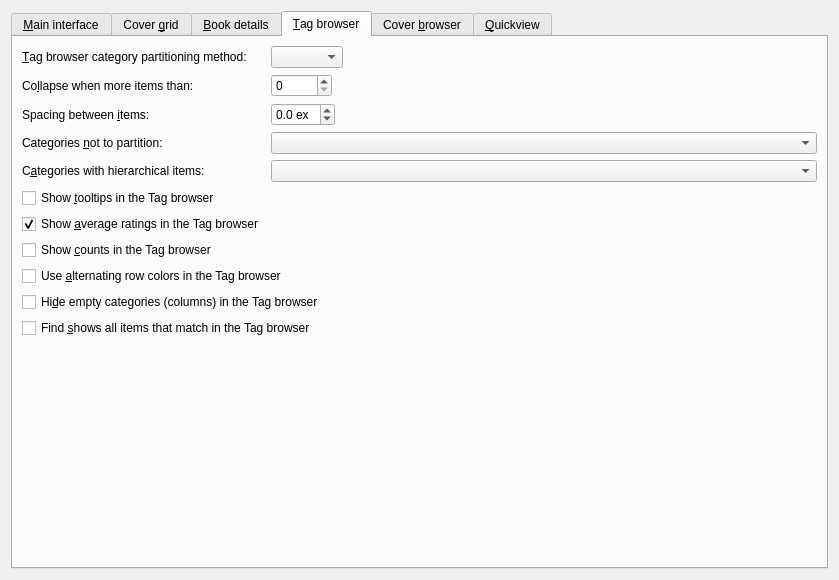
The window that src/calibre/gui2/preferences/look_feel.ui (kovidgoyal/calibre) describes before a commit, drawn with Qt 5.
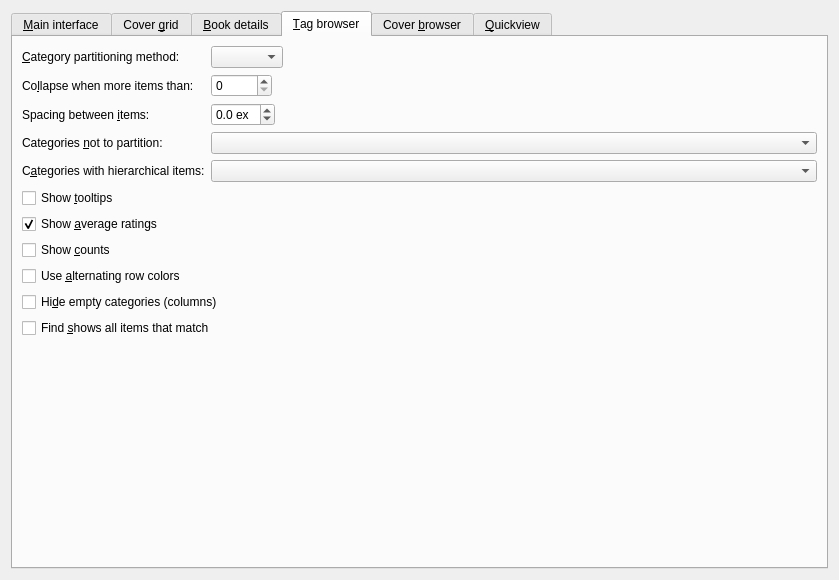
The same window after the commit. The open tabs and pages were chosen to show the change. Icons and pictures are not drawn. Custom widgets are drawn as their Qt base class.

Patch:
```diff
--- a/src/calibre/gui2/preferences/look_feel.ui
+++ b/src/calibre/gui2/preferences/look_feel.ui
@@ -972,7 +972,7 @@
        <item row="11" column="0" colspan="2">
         <widget class="QCheckBox" name="opt_tag_browser_old_look">
          <property name="text">
-          <string>Use &amp;alternating row colors in the Tag browser</string>
+          <string>Use &amp;alternating row colors</string>
          </property>
         </widget>
        </item>
@@ -985,7 +985,7 @@
  box will cause these empty categories to be hidden.</string>
          </property>
          <property name="text">
-          <string>Hi&amp;de empty categories (columns) in the Tag browser</string>
+          <string>Hi&amp;de empty categories (columns)</string>
          </property>
         </widget>
        </item>
@@ -997,7 +997,7 @@
  also checked then only categories containing a matched item will be shown.</string>
          </property>
          <property name="text">
-          <string>Find &amp;shows all items that match in the Tag browser</string>
+          <string>Find &amp;shows all items that match</string>
          </property>
         </widget>
        </item>
@@ -1015,7 +1015,7 @@
        <item row="1" column="0">
         <widget class="QLabel" name="label_9">
          <property name="text">
-          <string>&amp;Tag browser category partitioning method:</string>
+          <string>&amp;Category partitioning method:</string>
          </property>
          <property name="buddy">
           <cstring>opt_tags_browser_partition_method</cstring>
@@ -1025,7 +1025,7 @@
        <item row="9" column="0">
         <widget class="QCheckBox" name="opt_show_avg_rating">
          <property name="text">
-          <string>Show &amp;average ratings in the Tag browser</string>
+          <string>Show &amp;average ratings</string>
          </property>
          <property name="checked">
           <bool>true</bool>
@@ -1040,7 +1040,7 @@
 see the counts by hovering your mouse over any item.</string>
          </property>
          <property name="text">
-          <string>Show &amp;counts in the Tag browser</string>
+          <string>Show &amp;counts</string>
          </property>
         </widget>
        </item>
@@ -1079,7 +1079,7 @@
        <item row="8" column="0">
         <widget class="QCheckBox" name="opt_tag_browser_show_tooltips">
          <property name="text">
-          <string>Show &amp;tooltips in the Tag browser</string>
+          <string>Show &amp;tooltips</string>
          </property>
         </widget>
        </item>
```
Left out of the diff: 16 changed lines with no effect on the pictures. Lines whose indentation alone changed are shown as unchanged.
